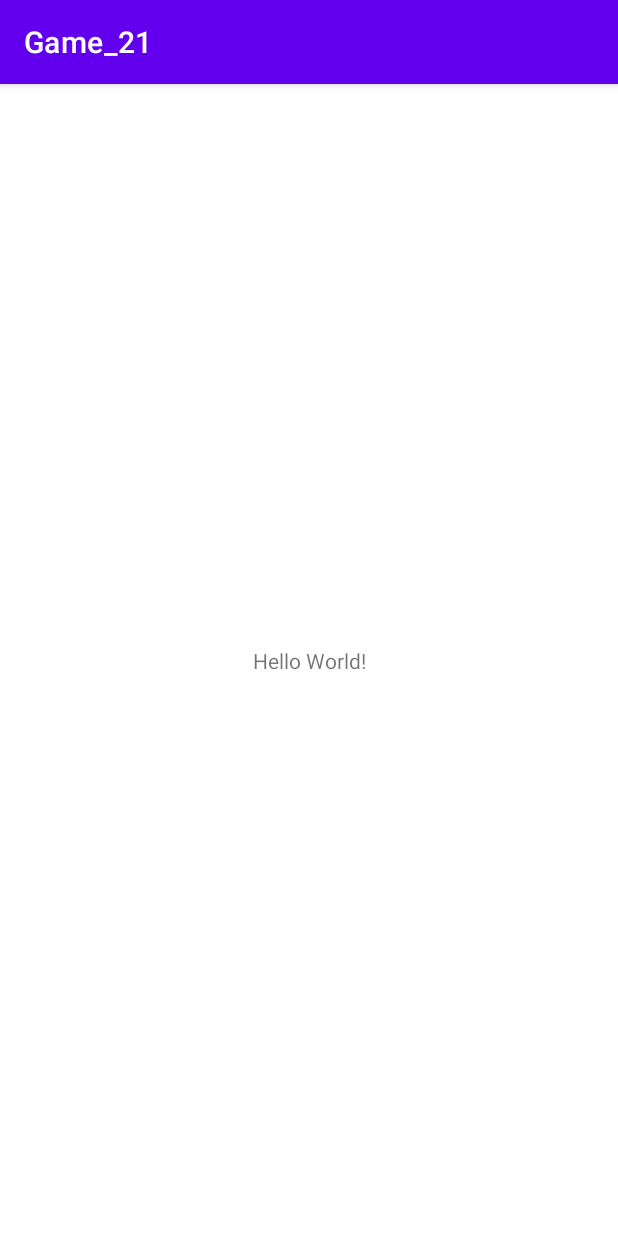
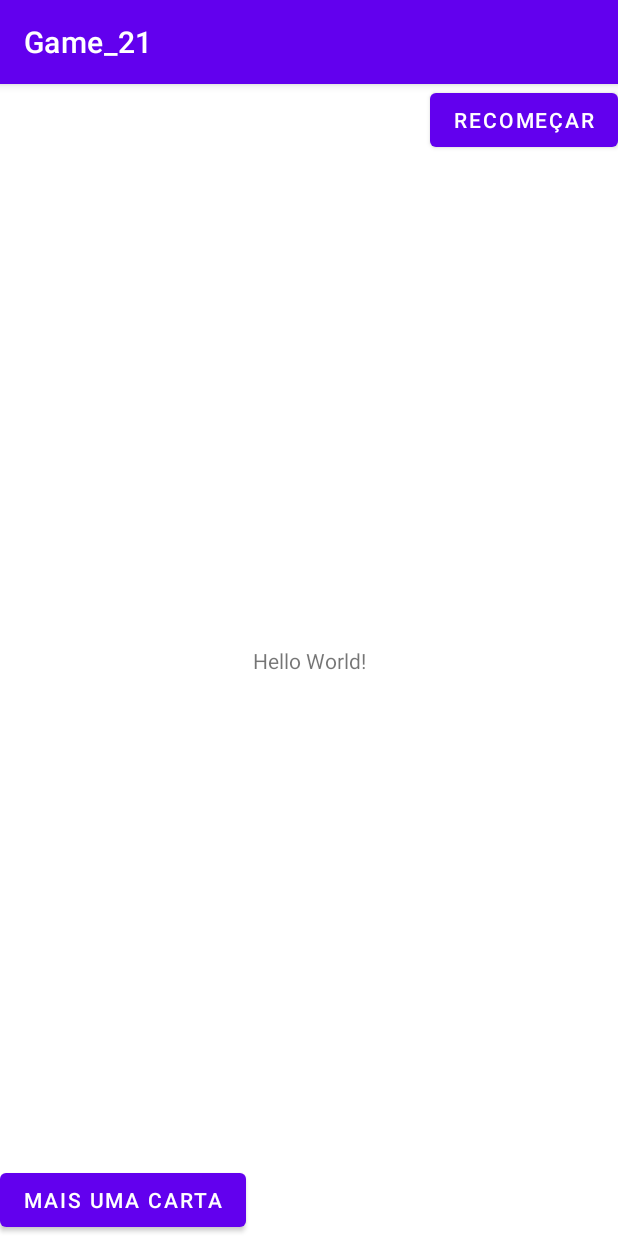
Before and after one commit to LucasBara-dising/Game_21, an Android app: the screen it shows after launch (MainActivity), on a phone screen of 412 x 824 dp. Run offline under Robolectric (Android 15) with nearby library versions, the phone set to English and light mode, and no system bars.

Commit message:
SqLite pronto, correção de bugs, melorias de back-end e inicio do front-end

```diff
--- a/app/src/main/AndroidManifest.xml
+++ b/app/src/main/AndroidManifest.xml
@@ -3,6 +3,8 @@
     xmlns:tools="http://schemas.android.com/tools">
 
     <uses-permission android:name="android.permission.INTERNET"/>
+    <uses-permission android:name="android.permission.READ_EXTERNAL_STORAGE" />
+
 
     <application
         android:allowBackup="true"
--- a/app/src/main/java/com/example/game_21/Controller/EndPoint.kt
+++ b/app/src/main/java/com/example/game_21/Controller/EndPoint.kt
@@ -15,5 +15,5 @@ interface EndPoint {
 
     //Recebe cartas
     @GET("?")
-    fun GetCards(@Query("?count") numOfCards:Int): Call<Cards>
+    fun GetCards(@Query("count") numOfCards:Int): Call<Cards>
 }
--- a/app/src/main/java/com/example/game_21/Service/DBHelper.kt
+++ b/app/src/main/java/com/example/game_21/Service/DBHelper.kt
@@ -10,18 +10,18 @@ import com.example.game_21.Model.ItemCard
 class DBHelper (context: Context):SQLiteOpenHelper(context, DB_NAME, null, DB_VERSION) {
 
     companion object {
-        private val DB_VERSION = 1
-        private val DB_NAME = "StoreCards"
-        private val TABLE_NAME = "TB_Cards"
-        private val ID = "Id"
-        private val PLAYER = "Player"
-        private val VALUE_CARD = "VAlue_Card"
-        private val IMG_CARD = "Img_Card"
+        private const val DB_VERSION = 1
+        private const val DB_NAME = "StoreCards"
+        private const val TABLE_NAME = "TB_Cards"
+        private const val ID = "Id"
+        private const val PLAYER = "Player"
+        private const val VALUE_CARD = "Value_Card"
+        private const val IMG_CARD = "Img_Card"
     }
 
     override fun onCreate(db: SQLiteDatabase?) {
        val CREATE_TABLE=
-           "CREATE TABLE $TABLE_NAME ($ID INTEGER  PRIMARY  KEY AUTOINCREMENT, $PLAYER TEXT, $VALUE_CARD INTEGER , $IMG_CARD TEXT);"
+           "CREATE TABLE $TABLE_NAME ($ID INTEGER  PRIMARY  KEY AUTOINCREMENT, $PLAYER TEXT, $VALUE_CARD TEXT , $IMG_CARD TEXT);"
         db?.execSQL(CREATE_TABLE)
     }
 
@@ -31,7 +31,7 @@ class DBHelper (context: Context):SQLiteOpenHelper(context, DB_NAME, null, DB_VE
         onCreate(db)
     }
 
-    fun AddCard(Player:String, valueCard:Int, ImgCard:String ){
+    fun addCard(Player:String, valueCard:String, ImgCard:String ){
         val db=this.writableDatabase
         val values= ContentValues()
 
@@ -44,18 +44,21 @@ class DBHelper (context: Context):SQLiteOpenHelper(context, DB_NAME, null, DB_VE
     }
 
 
-    fun GetCardPlayer(Player:String): ArrayList<ItemCard>{
+    @SuppressLint("Range")
+    //TO DO: Resolver SuppressLint
+    fun getCardPlayer(_player:String): ArrayList<ItemCard>{
         val itemCardList= ArrayList<ItemCard>()
         val db= this.readableDatabase
-        val selectQuery="SELECT * FROM $TABLE_NAME WHERE $PLAYER= $Player"
-        val cursor=db.rawQuery(selectQuery,null)
+        val selectQuery= "SELECT $PLAYER, $VALUE_CARD, $IMG_CARD FROM $TABLE_NAME WHERE $PLAYER =? "
+        val cursor=db.rawQuery(selectQuery, arrayOf(_player))
         if (cursor !=null){
             if(cursor.moveToFirst()){
                 do{
                     val itemCard= ItemCard()
-                    itemCard.Player= cursor.getInt(cursor.getColumnIndex((PLAYER))).toString()
-                    itemCard.CardsValue=cursor.getInt(cursor.getColumnIndex((VALUE_CARD)))
-                    itemCard.CardsImg= cursor.getInt(cursor.getColumnIndex((IMG_CARD))).toString()
+                    itemCard.Player= cursor.getString(cursor.getColumnIndex((PLAYER)))
+                    itemCard.CardsValue= cursor.getString(cursor.getColumnIndex((VALUE_CARD)))
+                    itemCard.CardsImg= cursor.getString(cursor.getColumnIndex((IMG_CARD)))
+                    itemCardList.add(itemCard)
                 }while (cursor.moveToNext())
             }
         }
--- a/app/src/main/res/layout/activity_main.xml
+++ b/app/src/main/res/layout/activity_main.xml
@@ -15,4 +15,20 @@
         app:layout_constraintStart_toStartOf="parent"
         app:layout_constraintTop_toTopOf="parent" />
 
+    <Button
+        android:id="@+id/BtnReset"
+        android:layout_width="wrap_content"
+        android:layout_height="wrap_content"
+        android:text="Recomeçar"
+        app:layout_constraintEnd_toEndOf="parent"
+        app:layout_constraintTop_toTopOf="parent" />
+
+    <Button
+        android:id="@+id/btnMoreCard"
+        android:layout_width="wrap_content"
+        android:layout_height="wrap_content"
+        android:text="Mais uma carta"
+        app:layout_constraintBottom_toBottomOf="parent"
+        app:layout_constraintStart_toStartOf="parent" />
+
 </androidx.constraintlayout.widget.ConstraintLayout>
```
Also changed, not shown: app/src/main/java/com/example/game_21/Model/ItemCard.kt (+5 -5 lines), app/src/main/java/com/example/game_21/View/MainActivity.kt (+79 -7 lines).
